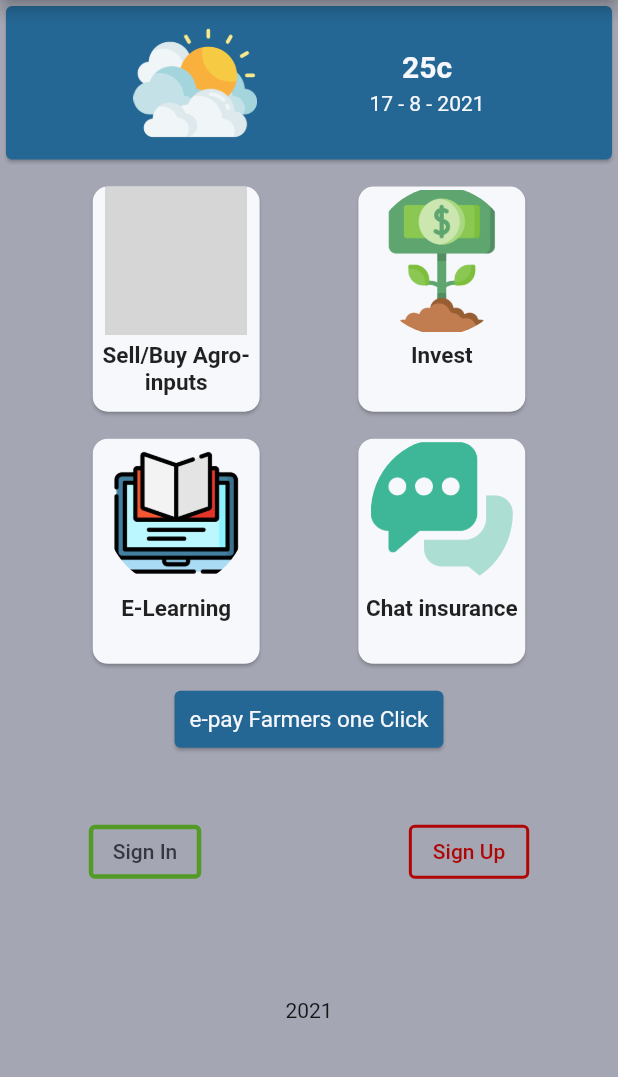
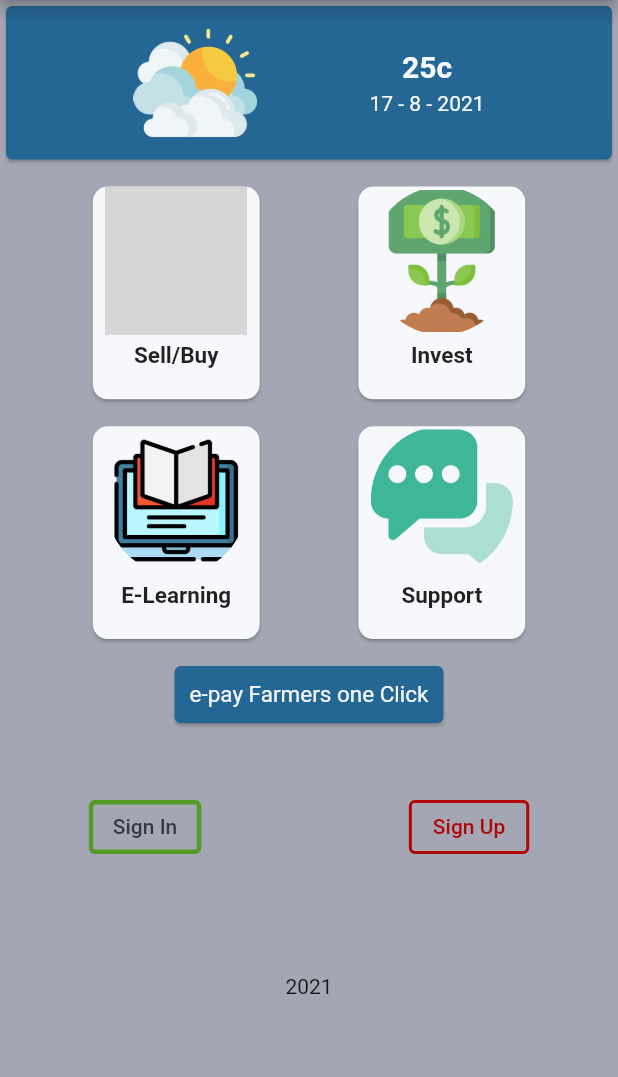
Before and after one commit to ajoluvya/promdi-fe, a Flutter app: the screen it shows after launch, on a phone screen of 412 x 824 dp, the part 84-1161 px from its top. Run offline on Flutter 3.47's test engine with Material 2 defaults, Android fonts, the light colour scheme and no system bars; our stand-ins replace flutter_svg; grey boxes are pictures that could not be loaded.

Commit message:
Landing page names in cards

```diff
--- a/lib/screens/landing_page/landing_page.dart
+++ b/lib/screens/landing_page/landing_page.dart
@@ -73,7 +73,7 @@ class _LandingPageState extends State<LandingPage> {
                   Column(
                     children: [
                       CustomCard(
-                        text: 'Sell/Buy Agro-inputs',
+                        text: 'Sell/Buy',
                         image: 'assets/images/money (1).png',
                         onClick: () {
                           print('Sell/Buy');
@@ -114,7 +114,7 @@ class _LandingPageState extends State<LandingPage> {
                   Column(
                     children: [
                       CustomCard(
-                        text: 'Chat insurance',
+                        text: 'Support',
                         image: 'assets/images/chat.png',
                         onClick: () {
                           print('object');
--- a/lib/widgets/card.dart
+++ b/lib/widgets/card.dart
@@ -34,7 +34,7 @@ class CustomCard extends StatelessWidget {
               ),
               SizedBox(height: 5),
               SizedBox(
-                height: height * 0.05,
+                height: height * 0.04,
                 width: width * 0.27,
                 child: Text(
                   text,
```
